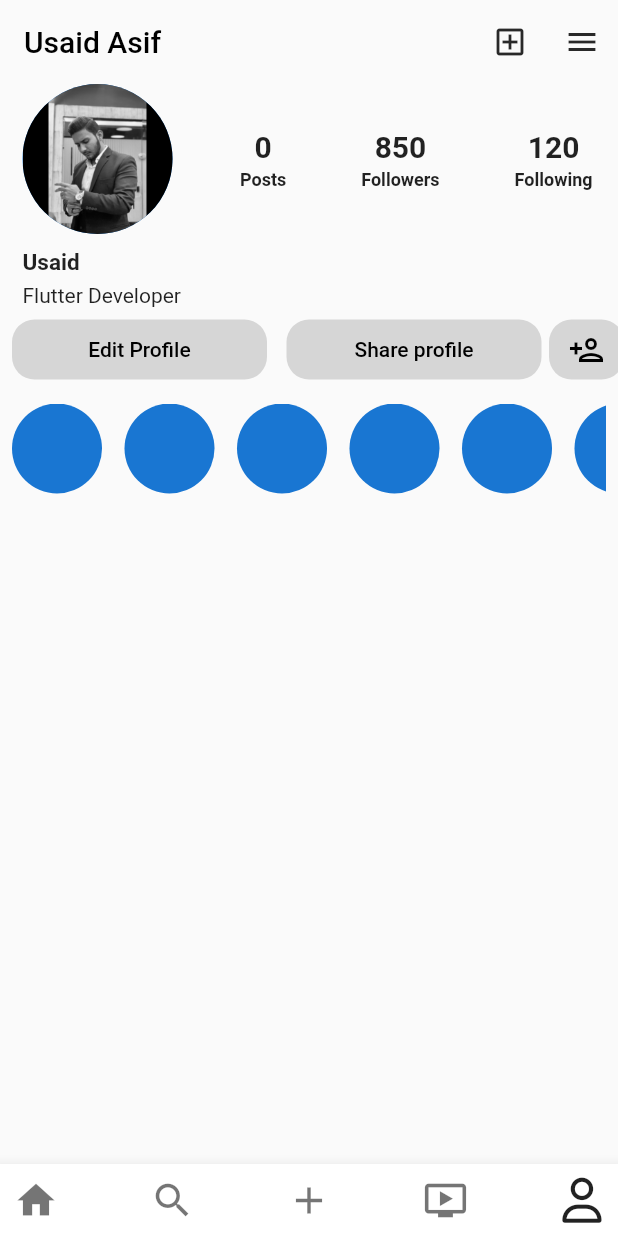
After one commit to Usaid-Dev/instagram_ui_clone, a Flutter app: the screen it shows after launch, item 5 of the bottom bar chosen, on a phone screen of 412 x 824 dp. The commit adds this screen. Run offline on Flutter 3.47's test engine with Material 2 defaults, Android fonts, the phone set to English and light mode, and no system bars; our stand-ins replace font_awesome_flutter.

Commit message:
created user page & align appbar title in reels

```diff
--- a/lib/page/reels_page.dart
+++ b/lib/page/reels_page.dart
@@ -9,8 +9,8 @@ class ReelsPage extends StatelessWidget {
       appBar: AppBar(
         automaticallyImplyLeading: false,
         elevation: 0,
-        leading: const Padding(
-          padding: EdgeInsets.only(top: 15, left: 1),
+        title: const Align(
+          alignment: Alignment.centerLeft,
           child: Text(
             'Reels',
             style: TextStyle(
--- /dev/null
+++ b/lib/page/user_page.dart
@@ -0,0 +1,253 @@
+import 'package:flutter/material.dart';
+
+class UserPage extends StatelessWidget {
+  const UserPage({super.key});
+
+  @override
+  Widget build(BuildContext context) {
+    return Scaffold(
+      appBar: AppBar(
+        elevation: 0,
+        backgroundColor:
+            Theme.of(context).appBarTheme.backgroundColor?.withOpacity(0),
+        automaticallyImplyLeading: false,
+        title: const Text(
+          'Usaid Asif',
+          style: TextStyle(
+            color: Colors.black,
+          ),
+        ),
+        actions: [
+          IconButton(
+            onPressed: () {},
+            icon: const Icon(
+              Icons.add_box_outlined,
+            ),
+          ),
+          IconButton(
+            onPressed: () {},
+            icon: const Icon(
+              Icons.menu,
+            ),
+          ),
+        ],
+      ),
+      body: Column(
+        children: [
+          const Row(
+            crossAxisAlignment: CrossAxisAlignment.start,
+            children: [
+              Padding(
+                padding: EdgeInsets.only(
+                  left: 15,
+                ),
+                child: CircleAvatar(
+                  radius: 50,
+                  backgroundImage: AssetImage('images/1.png'),
+                ),
+              ),
+              SizedBox(width: 45),
+              Padding(
+                padding: EdgeInsets.only(top: 30),
+                child: Column(
+                  crossAxisAlignment: CrossAxisAlignment.start,
+                  children: [
+                    Row(
+                      mainAxisAlignment: MainAxisAlignment.spaceBetween,
+                      children: [
+                        Column(
+                          children: [
+                            Text(
+                              '0',
+                              style: TextStyle(
+                                fontSize: 20,
+                                fontWeight: FontWeight.bold,
+                              ),
+                            ),
+                            SizedBox(height: 4.0),
+                            Text(
+                              'Posts',
+                              style: TextStyle(
+                                fontSize: 12,
+                                fontWeight: FontWeight.bold,
+                              ),
+                            ),
+                          ],
+                        ),
+                        SizedBox(width: 50),
+                        Column(
+                          children: [
+                            Text(
+                              '850',
+                              style: TextStyle(
+                                fontSize: 20,
+                                fontWeight: FontWeight.bold,
+                              ),
+                            ),
+                            SizedBox(height: 4.0),
+                            Text(
+                              'Followers',
+                              style: TextStyle(
+                                fontSize: 12,
+                                fontWeight: FontWeight.bold,
+                              ),
+                            ),
+                          ],
+                        ),
+                        SizedBox(width: 50),
+                        Column(
+                          children: [
+                            Text(
+                              '120',
+                              style: TextStyle(
+                                fontSize: 20,
+                                fontWeight: FontWeight.bold,
+                              ),
+                            ),
+                            SizedBox(height: 4.0),
+                            Text(
+                              'Following',
+                              style: TextStyle(
+                                fontSize: 12,
+                                fontWeight: FontWeight.bold,
+                              ),
+                            ),
+                          ],
+                        ),
+                      ],
+                    ),
+                  ],
+                ),
+              ),
+            ],
+          ),
+          const Padding(
+            padding: EdgeInsets.only(left: 15, top: 10),
+            child: Column(
+              children: [
+                Align(
+                  alignment: Alignment.centerLeft,
+                  child: Text(
+                    'Usaid',
+                    style: TextStyle(
+                      fontSize: 15,
+                      fontWeight: FontWeight.bold,
+                    ),
+                  ),
+                ),
+                SizedBox(
+                  height: 5,
+                ),
+                Align(
+                  alignment: Alignment.centerLeft,
+                  child: Text('Flutter Developer'),
+                ),
+              ],
+            ),
+          ),
+          Row(
+            children: [
+              Padding(
+                padding: const EdgeInsets.all(8.0),
+                child: Container(
+                  width: 170,
+                  height: 40,
+                  decoration: BoxDecoration(
+                    borderRadius: BorderRadius.circular(15),
+                    color: Colors.grey[350],
+                  ),
+                  child: TextButton(
+                    onPressed: () {},
+                    child: const Text(
+                      'Edit Profile',
+                      style: TextStyle(color: Colors.black),
+                    ),
+                  ),
+                ),
+              ),
+              const SizedBox(
+                width: 5,
+              ),
+              Container(
+                width: 170,
+                height: 40,
+                decoration: BoxDecoration(
+                  borderRadius: BorderRadius.circular(15),
+                  color: Colors.grey[350],
+                ),
+                child: TextButton(
+                  onPressed: () {},
+                  child: const Text(
+                    'Share profile',
+                    style: TextStyle(color: Colors.black),
+                  ),
+                ),
+              ),
+              const SizedBox(
+                width: 5,
+              ),
+              Container(
+                width: 50,
+                height: 40,
+                decoration: BoxDecoration(
+                  borderRadius: BorderRadius.circular(15),
+                  color: Colors.grey[350],
+                ),
+                child: IconButton(
+                  onPressed: () {},
+                  icon: const Icon(
+                    Icons.person_add_outlined,
+                    color: Colors.black,
+                  ),
+                ),
+              )
+            ],
+          ),
+          const Padding(
+            padding: EdgeInsets.all(8.0),
+            child: SingleChildScrollView(
+              scrollDirection: Axis.horizontal,
+              child: Row(
+                children: [
+                  CircleAvatar(
+                    radius: 30,
+                  ),
+                  SizedBox(
+                    width: 15,
+                  ),
+                  CircleAvatar(
+                    radius: 30,
+                  ),
+                  SizedBox(
+                    width: 15,
+                  ),
+                  CircleAvatar(
+                    radius: 30,
+                  ),
+                  SizedBox(
+                    width: 15,
+                  ),
+                  CircleAvatar(
+                    radius: 30,
+                  ),
+                  SizedBox(
+                    width: 15,
+                  ),
+                  CircleAvatar(
+                    radius: 30,
+                  ),
+                  SizedBox(
+                    width: 15,
+                  ),
+                  CircleAvatar(
+                    radius: 30,
+                  ),
+                ],
+              ),
+            ),
+          ),
+        ],
+      ),
+    );
+  }
+}
--- a/lib/screens/home_screen.dart
+++ b/lib/screens/home_screen.dart
@@ -4,6 +4,7 @@ import '../page/home_page.dart';
 import '../page/media_page.dart';
 import '../page/reels_page.dart';
 import '../page/search_page.dart';
+import '../page/user_page.dart';
 
 class HomeScreen extends StatefulWidget {
   const HomeScreen({super.key});
@@ -24,6 +25,7 @@ class _HomeScreenState extends State<HomeScreen> {
           SearchPage(),
           MediaPage(),
           ReelsPage(),
+          UserPage(),
         ],
       ),
       bottomNavigationBar: BottomAppBar(
```
